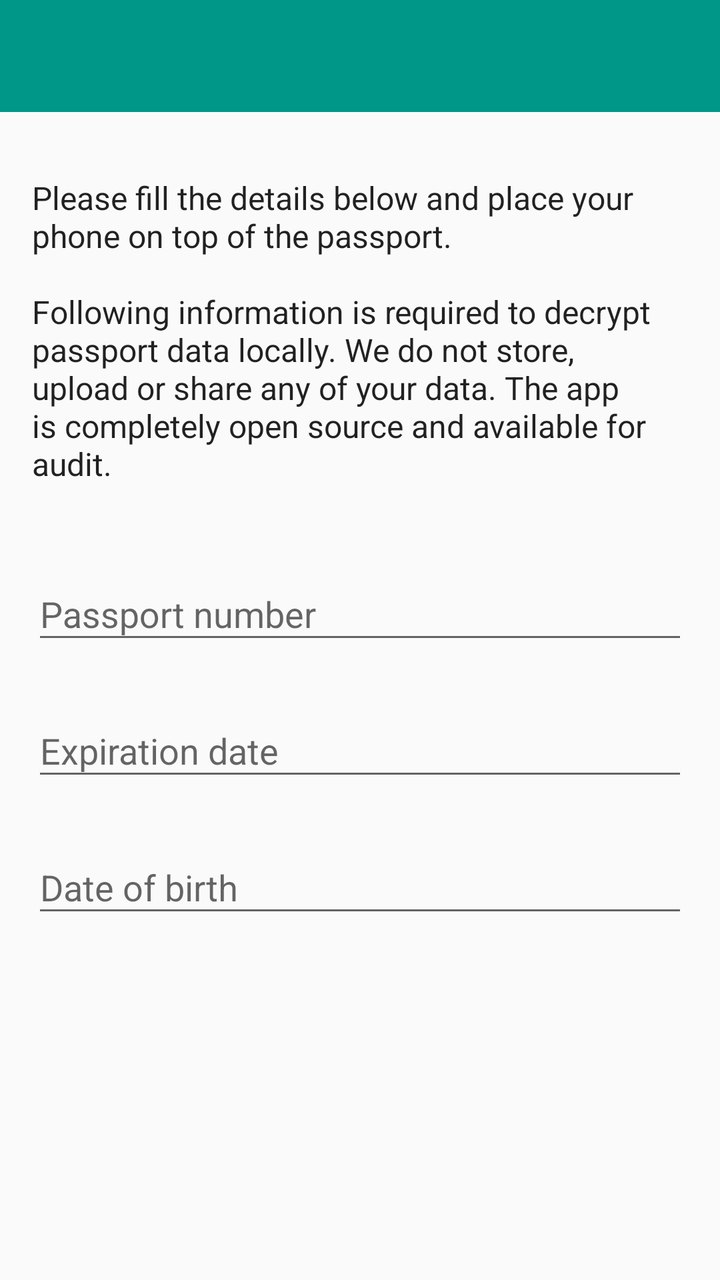
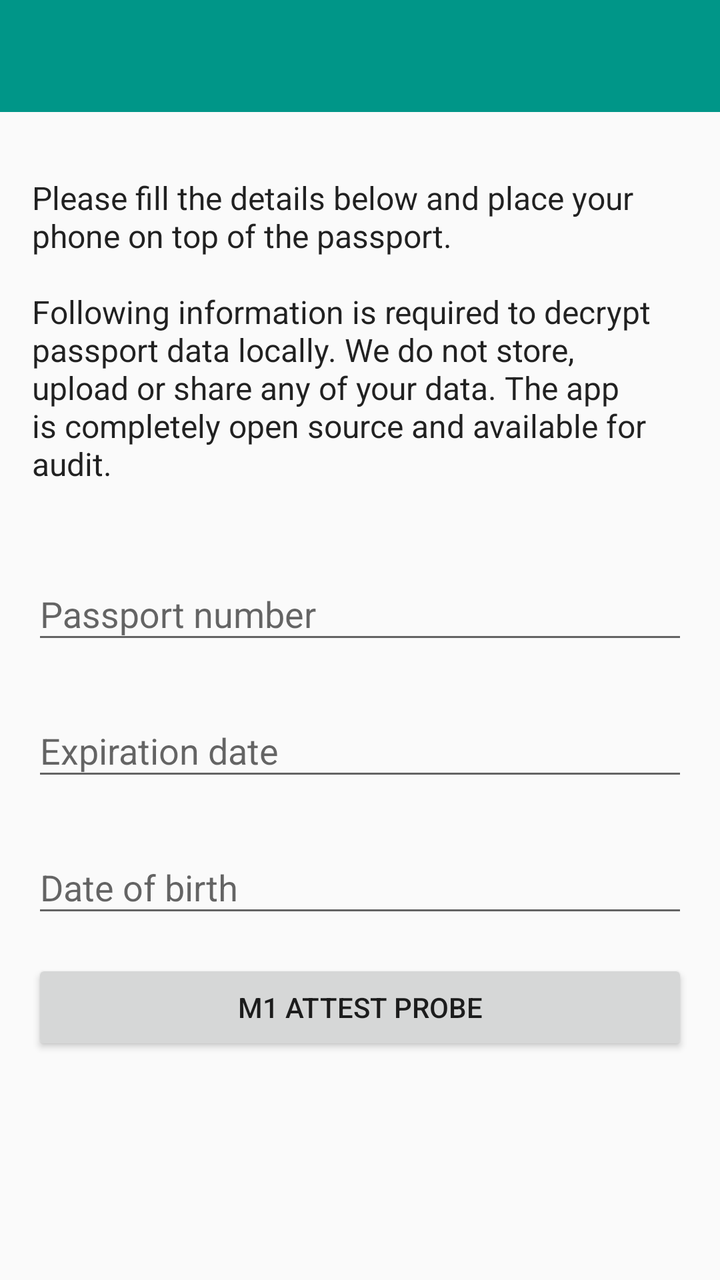

Before-and-after screenshots of an Android layout around one commit, followed by the original layout XML and the change that was made.
<!-- AndroidManifest.xml: application theme AppTheme -->
<!-- res/layout/activity_main.xml -->
<?xml version="1.0" encoding="utf-8"?>
<LinearLayout
    xmlns:android="http://schemas.android.com/apk/res/android"
    xmlns:app="http://schemas.android.com/apk/res-auto"
    xmlns:tools="http://schemas.android.com/tools"
    android:layout_width="match_parent"
    android:layout_height="match_parent"
    android:orientation="vertical"
    tools:context=".MainActivity">

    <com.google.android.material.appbar.AppBarLayout
        android:layout_width="match_parent"
        android:layout_height="wrap_content"
        android:fitsSystemWindows="true">

        <androidx.appcompat.widget.Toolbar
            android:id="@+id/toolbar"
            android:layout_width="match_parent"
            android:layout_height="?attr/actionBarSize"
            android:background="?attr/colorPrimary"
            app:popupTheme="@style/ThemeOverlay.AppCompat.Light"
            app:theme="@style/ThemeOverlay.AppCompat.Dark.ActionBar" />

    </com.google.android.material.appbar.AppBarLayout>

    <FrameLayout
        android:layout_width="match_parent"
        android:layout_height="match_parent"
        android:paddingTop="@dimen/activity_vertical_margin">

        <LinearLayout
            android:id="@+id/loading_layout"
            android:layout_width="wrap_content"
            android:layout_height="wrap_content"
            android:layout_gravity="center"
            android:orientation="vertical"
            android:visibility="gone">

            <ProgressBar
                android:layout_width="wrap_content"
                android:layout_height="wrap_content"
                android:layout_gravity="center_horizontal" />

            <TextView
                android:layout_width="wrap_content"
                android:layout_height="wrap_content"
                android:text="@string/info_loading" />

        </LinearLayout>

        <ScrollView
            android:id="@+id/main_layout"
            android:layout_width="match_parent"
            android:layout_height="wrap_content">

            <LinearLayout
                android:layout_width="match_parent"
                android:layout_height="wrap_content"
                android:paddingLeft="@dimen/activity_horizontal_margin"
                android:paddingRight="@dimen/activity_horizontal_margin"
                android:orientation="vertical">

                <TextView
                    android:id="@+id/description"
                    android:layout_width="match_parent"
                    android:layout_height="wrap_content"
                    android:layout_marginTop="@dimen/activity_vertical_margin"
                    android:layout_marginBottom="@dimen/activity_vertical_margin"
                    android:textAppearance="@style/TextAppearance.AppCompat.Subhead"
                    android:text="@string/info_scan_passport" />

                <com.google.android.material.textfield.TextInputLayout
                    android:id="@+id/input_passport_number_layout"
                    android:layout_width="match_parent"
                    android:layout_height="wrap_content"
                    android:layout_marginTop="@dimen/activity_vertical_margin">

                    <com.google.android.material.textfield.TextInputEditText
                        android:id="@+id/input_passport_number"
                        android:layout_width="match_parent"
                        android:layout_height="wrap_content"
                        android:inputType="textCapCharacters"
                        android:hint="@string/input_passport_number" />

                </com.google.android.material.textfield.TextInputLayout>

                <com.google.android.material.textfield.TextInputLayout
                    android:id="@+id/input_expiration_date_layout"
                    android:layout_width="match_parent"
                    android:layout_height="wrap_content"
                    android:layout_marginTop="@dimen/activity_vertical_margin">

                    <com.google.android.material.textfield.TextInputEditText
                        android:id="@+id/input_expiration_date"
                        android:layout_width="match_parent"
                        android:layout_height="wrap_content"
                        android:hint="@string/input_expiration_date"
                        android:inputType="date"
                        android:focusableInTouchMode="false" />

                </com.google.android.material.textfield.TextInputLayout>

                <com.google.android.material.textfield.TextInputLayout
                    android:id="@+id/input_date_of_birth_layout"
                    android:layout_width="match_parent"
                    android:layout_height="wrap_content"
                    android:layout_marginTop="@dimen/activity_vertical_margin"
                    android:layout_marginBottom="@dimen/activity_vertical_margin">

                    <com.google.android.material.textfield.TextInputEditText
                        android:id="@+id/input_date_of_birth"
                        android:layout_width="match_parent"
                        android:layout_height="wrap_content"
                        android:hint="@string/input_date_of_birth"
                        android:inputType="date"
                        android:focusableInTouchMode="false" />

                </com.google.android.material.textfield.TextInputLayout>

            </LinearLayout>

        </ScrollView>

        <FrameLayout
            android:id="@+id/bottom_container"
            android:layout_width="match_parent"
            android:layout_height="wrap_content"
            android:layout_gravity="bottom" />

    </FrameLayout>

</LinearLayout>
<!-- resources referenced by this layout -->
<resources>
  <dimen name="activity_horizontal_margin">16dp</dimen>
  <dimen name="activity_vertical_margin">16dp</dimen>
  <string name="info_loading">Reading data…</string>
  <string name="info_scan_passport">Please fill the details below and place your phone on top of the passport.\n\nFollowing information is required to decrypt passport data locally. We do not store, upload or share any of your data. The app is completely open source and available for audit.</string>
  <string name="input_date_of_birth">Date of birth</string>
  <string name="input_expiration_date">Expiration date</string>
  <string name="input_passport_number">Passport number</string>
  <style name="AppTheme" parent="Theme.AppCompat.Light.NoActionBar">
          <item name="colorPrimary">@color/colorPrimary</item>
          <item name="colorPrimaryDark">@color/colorPrimaryDark</item>
          <item name="colorAccent">@color/colorAccent</item>
      </style>
  <color name="colorPrimary">#009688</color>
  <color name="colorPrimaryDark">#00796B</color>
  <color name="colorAccent">#536DFE</color>
</resources>

<!-- the commit's change to res/layout/activity_main.xml (unified diff, before → after) -->
@@ -117,6 +117,14 @@
 
                 </com.google.android.material.textfield.TextInputLayout>
 
+                
+                <Button
+                    android:id="@+id/button_m1_attest_probe"
+                    android:layout_width="match_parent"
+                    android:layout_height="wrap_content"
+                    android:layout_marginBottom="@dimen/activity_vertical_margin"
+                    android:text="M1 attest probe" />
+
             </LinearLayout>
 
         </ScrollView>
